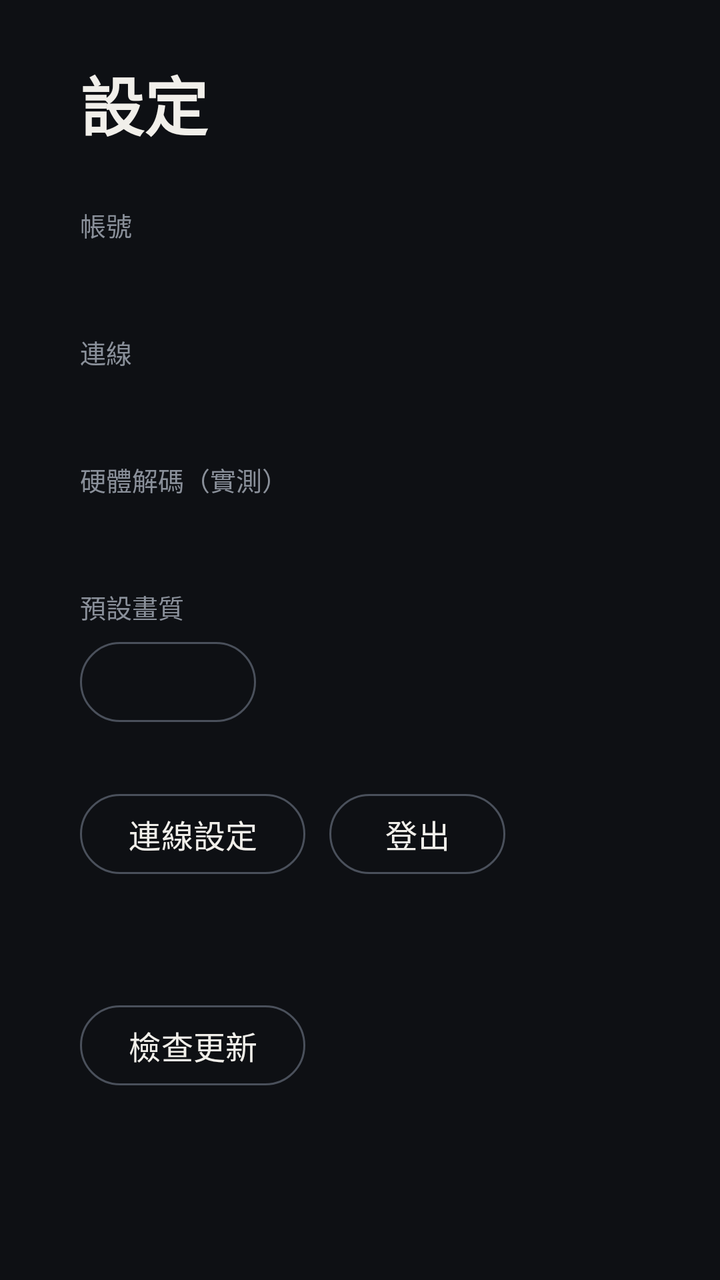
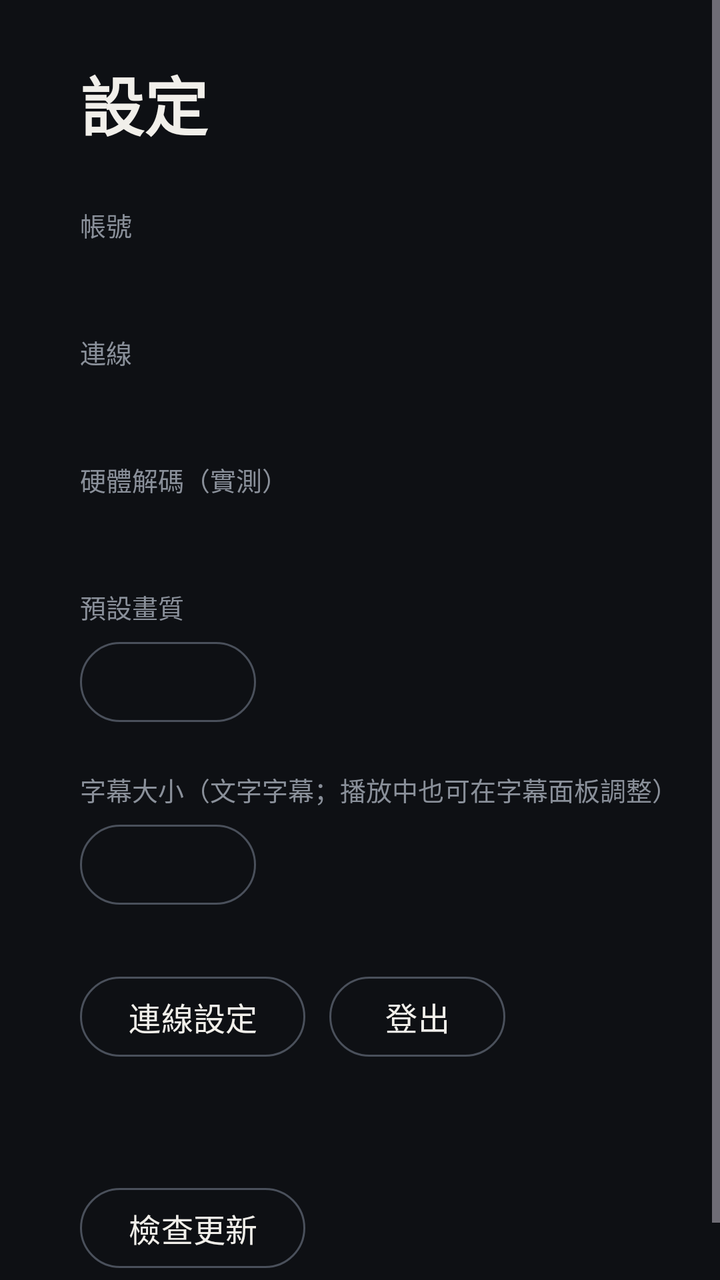

Before-and-after screenshots of an Android layout around one commit, followed by the original layout XML and the change that was made.
<!-- AndroidManifest.xml: application theme Theme.Player -->
<!-- res/layout/fragment_settings.xml -->
<?xml version="1.0" encoding="utf-8"?>
<ScrollView xmlns:android="http://schemas.android.com/apk/res/android"
    android:layout_width="match_parent"
    android:layout_height="match_parent">

    <LinearLayout
        android:layout_width="560dp"
        android:layout_height="wrap_content"
        android:orientation="vertical"
        android:paddingStart="40dp"
        android:paddingTop="28dp"
        android:paddingBottom="32dp">

        <TextView
            android:layout_width="wrap_content"
            android:layout_height="wrap_content"
            android:text="設定"
            android:textColor="@color/text"
            android:textSize="32sp"
            android:textStyle="bold" />

        <TextView
            android:layout_width="wrap_content"
            android:layout_height="wrap_content"
            android:layout_marginTop="28dp"
            android:text="帳號"
            android:textColor="@color/text_tertiary"
            android:textSize="13sp" />

        <TextView
            android:id="@+id/account"
            style="@style/Text.Body"
            android:layout_width="wrap_content"
            android:layout_height="wrap_content"
            android:layout_marginTop="4dp" />

        <TextView
            android:layout_width="wrap_content"
            android:layout_height="wrap_content"
            android:layout_marginTop="20dp"
            android:text="連線"
            android:textColor="@color/text_tertiary"
            android:textSize="13sp" />

        <TextView
            android:id="@+id/connection"
            style="@style/Text.Body"
            android:layout_width="wrap_content"
            android:layout_height="wrap_content"
            android:layout_marginTop="4dp"
            android:lineSpacingMultiplier="1.3" />

        <TextView
            android:layout_width="wrap_content"
            android:layout_height="wrap_content"
            android:layout_marginTop="20dp"
            android:text="硬體解碼（實測）"
            android:textColor="@color/text_tertiary"
            android:textSize="13sp" />

        <TextView
            android:id="@+id/decoders"
            style="@style/Text.Body"
            android:layout_width="wrap_content"
            android:layout_height="wrap_content"
            android:layout_marginTop="4dp" />

        <TextView
            android:layout_width="wrap_content"
            android:layout_height="wrap_content"
            android:layout_marginTop="20dp"
            android:text="預設畫質"
            android:textColor="@color/text_tertiary"
            android:textSize="13sp" />

        <com.google.android.material.button.MaterialButton
            android:id="@+id/quality"
            style="@style/Button.Outline"
            android:layout_width="wrap_content"
            android:layout_height="wrap_content"
            android:layout_marginTop="4dp" />

        <LinearLayout
            android:layout_width="wrap_content"
            android:layout_height="wrap_content"
            android:layout_marginTop="28dp"
            android:orientation="horizontal">

            <com.google.android.material.button.MaterialButton
                android:id="@+id/editConnection"
                style="@style/Button.Outline"
                android:layout_width="wrap_content"
                android:layout_height="wrap_content"
                android:text="連線設定" />

            <com.google.android.material.button.MaterialButton
                android:id="@+id/logout"
                style="@style/Button.Outline"
                android:layout_width="wrap_content"
                android:layout_height="wrap_content"
                android:layout_marginStart="12dp"
                android:text="登出" />
        </LinearLayout>

        <TextView
            android:id="@+id/version"
            android:layout_width="wrap_content"
            android:layout_height="wrap_content"
            android:layout_marginTop="32dp"
            android:textColor="@color/text_tertiary"
            android:textSize="13sp" />

        <LinearLayout
            android:layout_width="wrap_content"
            android:layout_height="wrap_content"
            android:layout_marginTop="8dp"
            android:gravity="center_vertical"
            android:orientation="horizontal">

            <com.google.android.material.button.MaterialButton
                android:id="@+id/checkUpdate"
                style="@style/Button.Outline"
                android:layout_width="wrap_content"
                android:layout_height="wrap_content"
                android:text="檢查更新" />

            <TextView
                android:id="@+id/updateStatus"
                android:layout_width="wrap_content"
                android:layout_height="wrap_content"
                android:layout_marginStart="12dp"
                android:textColor="@color/text_secondary"
                android:textSize="13sp" />
        </LinearLayout>
    </LinearLayout>
</ScrollView>
<!-- resources referenced by this layout -->
<resources>
  <color name="text">#F1EFEA</color>
  <color name="text_secondary">#A9AEB7</color>
  <color name="text_tertiary">#8A909A</color>
  <style name="Button.Outline" parent="Widget.Material3.Button.OutlinedButton">
          <item name="android:minHeight">48dp</item>
          <item name="android:textSize">16sp</item>
          <item name="android:textColor">@color/text</item>
          <item name="strokeColor">@color/outline</item>
          <item name="android:paddingStart">22dp</item>
          <item name="android:paddingEnd">22dp</item>
      </style>
  <style name="Text.Body" parent="">
          <item name="android:textColor">@color/text</item>
          <item name="android:textSize">15sp</item>
      </style>
  <style name="Theme.Player" parent="Theme.Material3.Dark.NoActionBar">
          <item name="colorPrimary">@color/accent</item>
          <item name="colorOnPrimary">@color/on_accent</item>
          
          <item name="colorSecondary">@color/accent</item>
          <item name="colorOnSecondary">@color/on_accent</item>
          <item name="colorPrimaryContainer">@color/surface_high</item>
          <item name="colorOnPrimaryContainer">@color/accent</item>
          <item name="colorSecondaryContainer">@color/surface_high</item>
          <item name="colorOnSecondaryContainer">@color/accent</item>
          <item name="colorSurface">@color/bg</item>
          <item name="colorOnSurface">@color/text</item>
          <item name="colorOnSurfaceVariant">@color/text_secondary</item>
          <item name="colorSurfaceContainer">@color/surface</item>
          <item name="colorSurfaceContainerHigh">@color/surface_high</item>
          <item name="colorOutline">@color/outline</item>
          <item name="colorOutlineVariant">@color/line</item>
          <item name="android:colorBackground">@color/bg</item>
          <item name="android:windowBackground">@color/bg</item>
          <item name="android:statusBarColor">@color/bg</item>
          <item name="android:navigationBarColor">@color/bg</item>
      </style>
  <color name="outline">#4A505B</color>
  <color name="accent">#F2A93B</color>
  <color name="on_accent">#1A1206</color>
  <color name="surface_high">#20242C</color>
  <color name="bg">#0E1014</color>
  <color name="surface">#171A20</color>
  <color name="line">#2A2F38</color>
</resources>

<!-- the commit's change to res/layout/fragment_settings.xml (unified diff, before → after) -->
@@ -80,6 +80,21 @@
             android:layout_height="wrap_content"
             android:layout_marginTop="4dp" />
 
+        <TextView
+            android:layout_width="wrap_content"
+            android:layout_height="wrap_content"
+            android:layout_marginTop="20dp"
+            android:text="字幕大小（文字字幕；播放中也可在字幕面板調整）"
+            android:textColor="@color/text_tertiary"
+            android:textSize="13sp" />
+
+        <com.google.android.material.button.MaterialButton
+            android:id="@+id/subtitleSize"
+            style="@style/Button.Outline"
+            android:layout_width="wrap_content"
+            android:layout_height="wrap_content"
+            android:layout_marginTop="4dp" />
+
         <LinearLayout
             android:layout_width="wrap_content"
             android:layout_height="wrap_content"
